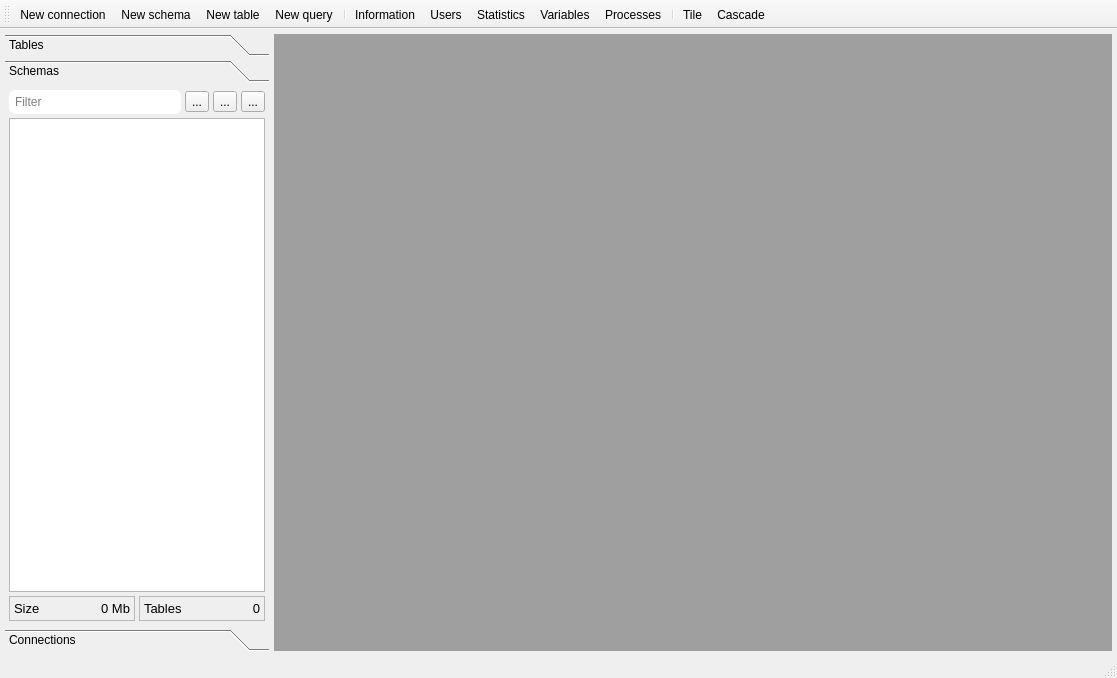
First picture: the form in mainwindow.ui, repository GS-Giuliano/SequelFast, before the edit.
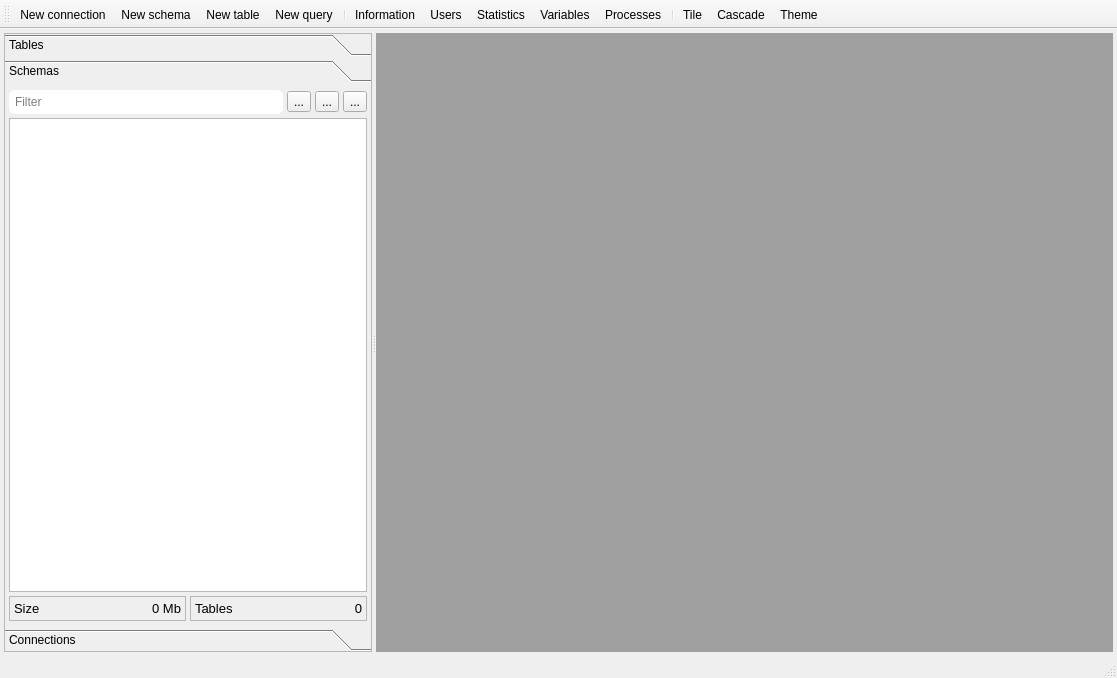
Second picture: the form after the edit. The open tabs and pages were chosen to show the change. Icons and pictures are not drawn.

Commit message: dark and light theme

Patch:
```diff
--- a/mainwindow.ui
+++ b/mainwindow.ui
@@ -14,38 +14,48 @@
    <string>Sequel Fast</string>
   </property>
   <widget class="QWidget" name="centralwidget">
-   <layout class="QGridLayout" name="gridLayout">
+   <layout class="QHBoxLayout" name="horizontalLayout_10">
+    <property name="spacing">
+     <number>4</number>
+    </property>
     <property name="leftMargin">
-     <number>5</number>
+     <number>4</number>
     </property>
     <property name="topMargin">
-     <number>5</number>
+     <number>4</number>
     </property>
     <property name="rightMargin">
-     <number>5</number>
+     <number>4</number>
     </property>
     <property name="bottomMargin">
-     <number>5</number>
+     <number>4</number>
     </property>
-    <property name="horizontalSpacing">
-     <number>5</number>
-    </property>
-    <property name="verticalSpacing">
+    <item>
+     <widget class="QSplitter" name="splitter">
+      <property name="orientation">
+       <enum>Qt::Orientation::Horizontal</enum>
+      </property>
+      <property name="handleWidth">
      <number>4</number>
     </property>
-    <item row="0" column="0">
      <widget class="QToolBox" name="toolBoxLeft">
       <property name="sizePolicy">
-       <sizepolicy hsizetype="Fixed" vsizetype="Preferred">
+        <sizepolicy hsizetype="Minimum" vsizetype="Minimum">
         <horstretch>0</horstretch>
         <verstretch>0</verstretch>
        </sizepolicy>
       </property>
+       <property name="minimumSize">
+        <size>
+         <width>220</width>
+         <height>300</height>
+        </size>
+       </property>
       <property name="styleSheet">
        <string notr="true"/>
       </property>
       <property name="frameShape">
-       <enum>QFrame::Shape::NoFrame</enum>
+        <enum>QFrame::Shape::StyledPanel</enum>
       </property>
       <property name="frameShadow">
        <enum>QFrame::Shadow::Plain</enum>
@@ -310,7 +320,7 @@
         <rect>
          <x>0</x>
          <y>0</y>
-         <width>266</width>
+          <width>218</width>
          <height>473</height>
         </rect>
        </property>
@@ -654,9 +664,8 @@
        </layout>
       </widget>
      </widget>
-    </item>
-    <item row="0" column="1">
      <widget class="QMdiArea" name="mdiArea"/>
+     </widget>
     </item>
    </layout>
   </widget>
@@ -709,6 +718,7 @@
    <addaction name="separator"/>
    <addaction name="actionTile"/>
    <addaction name="actionCascade"/>
+   <addaction name="actionTheme"/>
   </widget>
   <action name="actionNew_connection">
    <property name="icon">
@@ -833,6 +843,25 @@
     <enum>QAction::MenuRole::NoRole</enum>
    </property>
   </action>
+  <action name="actionTheme">
+   <property name="checkable">
+    <bool>true</bool>
+   </property>
+   <property name="icon">
+    <iconset resource="icons.qrc">
+     <normaloff>:/icons/resources/sun.svg</normaloff>
+     <normalon>:/icons/resources/moon.svg</normalon>:/icons/resources/sun.svg</iconset>
+   </property>
+   <property name="text">
+    <string>Theme</string>
+   </property>
+   <property name="toolTip">
+    <string>Change theme</string>
+   </property>
+   <property name="menuRole">
+    <enum>QAction::MenuRole::NoRole</enum>
+   </property>
+  </action>
  </widget>
  <tabstops>
   <tabstop>lineEditTables</tabstop>
```
Left out of the diff: 6 changed lines with no effect on the pictures. Lines whose indentation alone changed are shown as unchanged. The commit also changes 856 other files.
